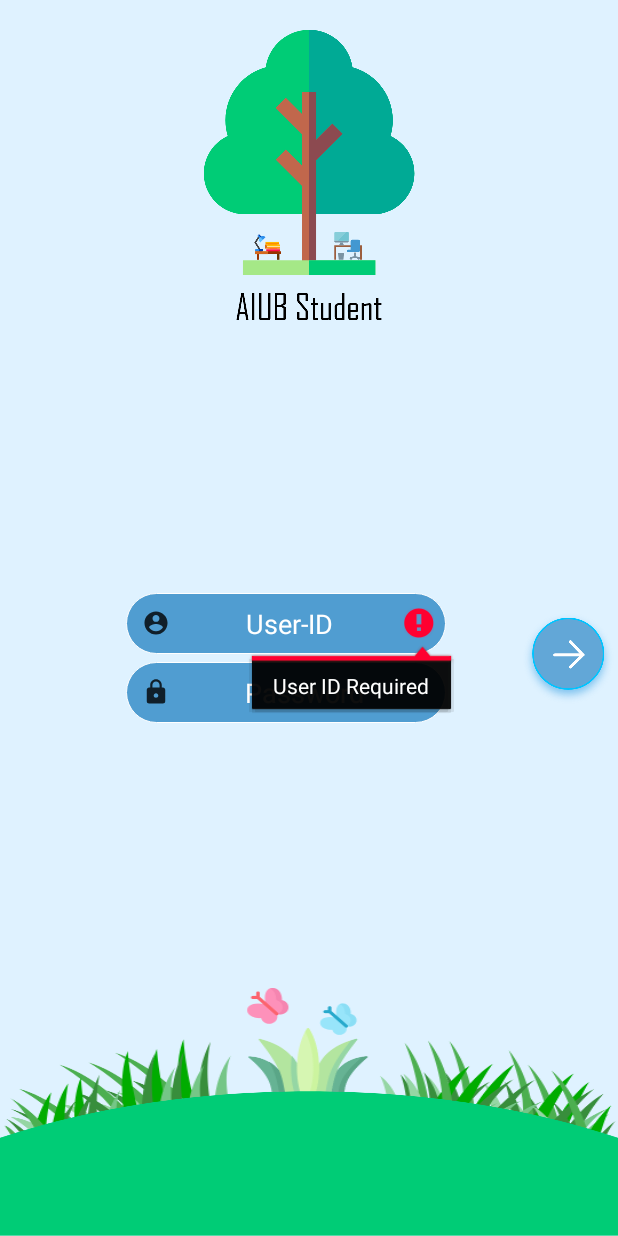
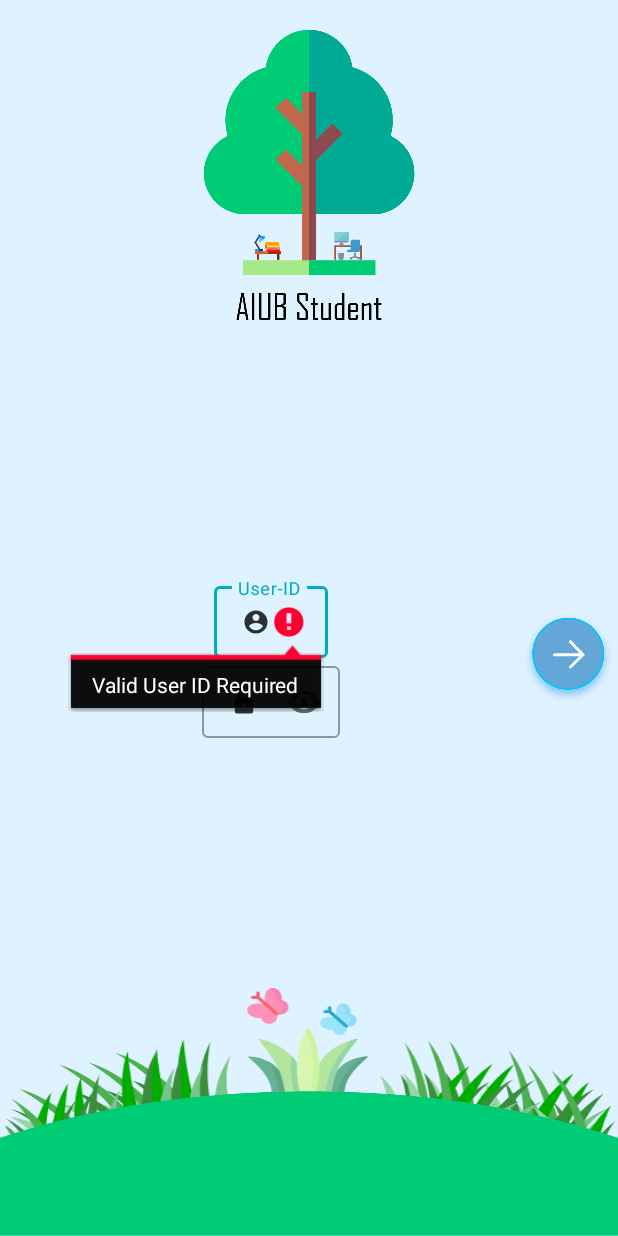
Before and after one commit to Arafat6462/AIUB-Student, an Android app: the screen it shows after launch (Login), after a tap on an icon or button, on a phone screen of 412 x 824 dp. Run offline under Robolectric (Android 15) with nearby library versions, the phone set to English and light mode, and no system bars.

Commit message:
check valid user id and update login page id,pass field

```diff
--- a/AIUBStudent/app/src/main/java/com/arafat6462/aiubstudent/Login.java
+++ b/AIUBStudent/app/src/main/java/com/arafat6462/aiubstudent/Login.java
@@ -52,12 +52,12 @@
             @Override
             public void onClick(View view) {
 
-                String id = userName.getText().toString().trim();
+                String id = userName.getText().toString().trim();  // trim remove white space
                 String pass = password.getText().toString().trim();
 
                 // checking the blank id & password
-                if (TextUtils.isEmpty(id)){
-                    userName.setError("User ID Required");
+                if (id.length() != 10 || id.charAt(2) != '-' || id.charAt(8) != '-'){
+                    userName.setError("Valid User ID Required");
                     return;
                 }
 
--- a/AIUBStudent/app/src/main/res/layout/activity_login.xml
+++ b/AIUBStudent/app/src/main/res/layout/activity_login.xml
@@ -4,9 +4,12 @@
     xmlns:tools="http://schemas.android.com/tools"
     android:layout_width="match_parent"
     android:layout_height="match_parent"
-    tools:context=".Login"
+    android:background="@color/loginPageBackground"
     android:orientation="vertical"
-    android:background="@color/loginPageBackground">
+    android:rotation="0"
+    android:rotationX="0"
+    android:rotationY="-0"
+    tools:context=".Login">
 
     <ImageView
         android:id="@+id/imageView2"
@@ -33,6 +36,7 @@
         android:id="@+id/login_button"
         android:layout_width="0dp"
         android:layout_height="wrap_content"
+        android:rotationX="0"
         app:layout_constraintBottom_toBottomOf="@+id/linearLayout"
         app:layout_constraintEnd_toEndOf="parent"
         app:layout_constraintTop_toTopOf="@+id/linearLayout"
@@ -42,42 +46,62 @@
         android:id="@+id/linearLayout"
         android:layout_width="match_parent"
         android:layout_height="wrap_content"
-        android:layout_marginEnd="30dp"
-        android:gravity="center_horizontal"
+        android:layout_marginEnd="50dp"
+
         android:orientation="vertical"
         app:layout_constraintBottom_toTopOf="@+id/imageView"
         app:layout_constraintEnd_toEndOf="parent"
         app:layout_constraintStart_toStartOf="parent"
         app:layout_constraintTop_toBottomOf="@+id/imageView2">
 
-        <EditText
-            android:id="@+id/user_name"
+
+        <com.google.android.material.textfield.TextInputLayout
+            android:id="@+id/textField"
+            style="@style/Widget.MaterialComponents.TextInputLayout.OutlinedBox"
             android:layout_width="wrap_content"
             android:layout_height="wrap_content"
-            android:background="@drawable/id_password_background"
-            android:drawableLeft="@drawable/login_username_icon"
-            android:ems="10"
-            android:gravity="center_horizontal"
+
+            android:layout_gravity="center"
             android:hint="User-ID"
-            android:inputType="phone"
+            android:textColorHint="@color/black">
 
-            android:padding="8dp"
-            android:textColorHint="@color/white" />
+            <com.google.android.material.textfield.TextInputEditText
+                android:id="@+id/user_name"
+                android:layout_width="wrap_content"
+                android:layout_height="wrap_content"
 
-        <EditText
-            android:id="@+id/password"
+                android:drawableStart="@drawable/login_username_icon"
+                android:ems="12"
+                android:inputType="phone"
+                android:padding="12dp" />
+        </com.google.android.material.textfield.TextInputLayout>
+
+
+        <com.google.android.material.textfield.TextInputLayout
+            android:id="@+id/tt"
+            style="@style/Widget.MaterialComponents.TextInputLayout.OutlinedBox"
             android:layout_width="wrap_content"
-            android:layout_height="0dp"
-            android:layout_marginTop="5dp"
-            android:layout_weight="1"
-            android:background="@drawable/id_password_background"
-            android:ems="10"
-            android:gravity="center_horizontal"
+            android:layout_height="wrap_content"
+
+            android:layout_gravity="center"
             android:hint="Password"
-            android:inputType="textPassword"
-            android:padding="8dp"
-            android:textColorHint="@color/white"
-            android:drawableLeft="@drawable/login_password_icon"/>
+            android:textColorHint="@color/black"
+            app:passwordToggleEnabled="true">
+
+            <com.google.android.material.textfield.TextInputEditText
+                android:id="@+id/password"
+                android:layout_width="wrap_content"
+                android:layout_height="wrap_content"
+                android:drawableStart="@drawable/login_password_icon"
+                android:ems="12"
+
+
+                android:inputType="textPassword"
+                android:padding="0dp"
+
+
+                />
+        </com.google.android.material.textfield.TextInputLayout>
 
 
     </LinearLayout>
```
